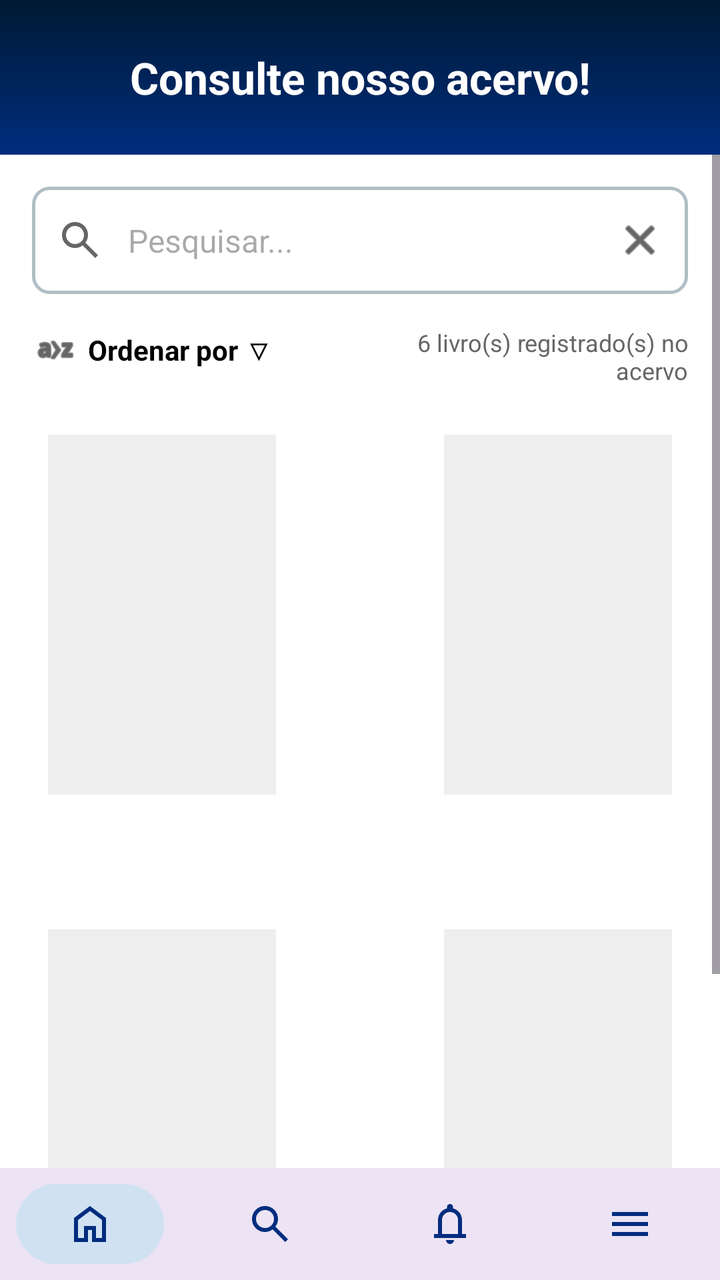
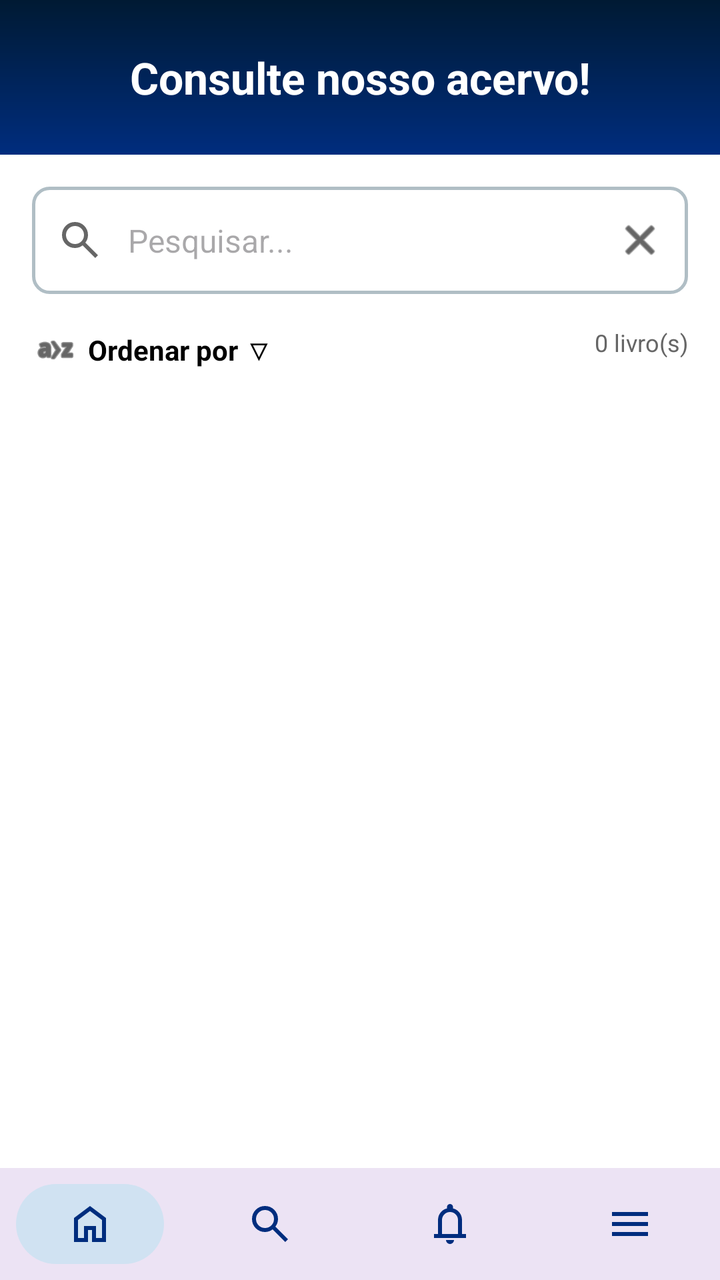

Two renders of the same Android screen: before a commit and after it. Below are the layout's source before the change and the commit's diff.
<!-- AndroidManifest.xml: application theme Theme.Bibliotecaapp -->
<!-- res/layout/tela_busca.xml -->
<?xml version="1.0" encoding="utf-8"?>
<LinearLayout xmlns:android="http://schemas.android.com/apk/res/android"
    xmlns:app="http://schemas.android.com/apk/res-auto"
    xmlns:tools="http://schemas.android.com/tools"
    android:id="@+id/main"
    android:layout_width="match_parent"
    android:layout_height="match_parent"
    android:orientation="vertical"
    android:background="#FFFFFF"
    tools:context=".BuscaActivity">

    
    <TextView
        android:id="@+id/txtTitulo"
        style="@style/AppHeader"
        android:text="Consulte nosso acervo!"/>

    
    <ScrollView
        android:layout_width="match_parent"
        android:layout_height="0dp"
        android:layout_weight="1">

        <LinearLayout
            android:layout_width="match_parent"
            android:layout_height="wrap_content"
            android:orientation="vertical"
            android:padding="16dp">

            
            <RelativeLayout
                android:layout_width="match_parent"
                android:layout_height="wrap_content"
                android:background="@drawable/background_campo_input"
                android:padding="4dp">

                <ImageView
                    android:id="@+id/ivSearchIcon"
                    android:layout_width="24dp"
                    android:layout_height="24dp"
                    android:layout_centerVertical="true"
                    android:layout_marginStart="8dp"
                    android:src="@drawable/ic_search"
                    app:tint="#666666" />

                <EditText
                    android:id="@+id/etPesquisa"
                    android:layout_width="match_parent"
                    android:layout_height="wrap_content"
                    android:layout_toEndOf="@id/ivSearchIcon"
                    android:layout_toStartOf="@+id/btnLimparPesquisa"
                    android:background="@android:color/transparent"
                    android:hint="Pesquisar..."
                    android:padding="12dp"
                    android:textSize="16sp" />

                <ImageView
                    android:id="@+id/btnLimparPesquisa"
                    android:layout_width="24dp"
                    android:layout_height="24dp"
                    android:layout_alignParentEnd="true"
                    android:layout_centerVertical="true"
                    android:layout_marginEnd="8dp"
                    android:src="@android:drawable/ic_menu_close_clear_cancel"
                    app:tint="#000000" />
            </RelativeLayout>

            
            <RelativeLayout
                android:layout_width="match_parent"
                android:layout_height="wrap_content"
                android:layout_marginTop="16dp">

                <LinearLayout
                    android:id="@+id/btnOrdenar"
                    android:layout_width="wrap_content"
                    android:layout_height="wrap_content"
                    android:orientation="horizontal"
                    android:gravity="center_vertical"
                    android:clickable="true"
                    android:focusable="true">

                    <ImageView
                        android:layout_width="24dp"
                        android:layout_height="24dp"
                        android:src="@android:drawable/ic_menu_sort_alphabetically"
                        app:tint="#000000" />

                    <TextView
                        android:layout_width="wrap_content"
                        android:layout_height="wrap_content"
                        android:layout_marginStart="4dp"
                        android:text="Ordenar por ▽"
                        android:textColor="#000000"
                        android:textStyle="bold" />
                </LinearLayout>

                <TextView
                    android:id="@+id/txtQtdLivros"
                    android:layout_width="wrap_content"
                    android:layout_height="wrap_content"
                    android:layout_alignParentEnd="true"
                    android:gravity="end"
                    android:text="6 livro(s) registrado(s) no\nacervo"
                    android:textSize="12sp"
                    android:textColor="#666666" />
            </RelativeLayout>

            
            <androidx.constraintlayout.widget.ConstraintLayout
                android:id="@+id/gridLivros"
                android:layout_width="match_parent"
                android:layout_height="wrap_content"
                android:layout_marginTop="16dp">

                <include android:id="@+id/item1" layout="@layout/item_livro" />
                <include android:id="@+id/item2" layout="@layout/item_livro" />
                <include android:id="@+id/item3" layout="@layout/item_livro" />
                <include android:id="@+id/item4" layout="@layout/item_livro" />

                <androidx.constraintlayout.helper.widget.Flow
                    android:layout_width="0dp"
                    android:layout_height="wrap_content"
                    app:layout_constraintTop_toTopOf="parent"
                    app:layout_constraintStart_toStartOf="parent"
                    app:layout_constraintEnd_toEndOf="parent"
                    app:constraint_referenced_ids="item1,item2,item3,item4"
                    app:flow_wrapMode="aligned"
                    app:flow_horizontalGap="8dp"
                    app:flow_verticalGap="16dp"
                    app:flow_maxElementsWrap="3"
                    app:flow_horizontalStyle="spread_inside" />

            </androidx.constraintlayout.widget.ConstraintLayout>

            
            <LinearLayout
                android:id="@+id/layoutSemResultados"
                android:layout_width="match_parent"
                android:layout_height="wrap_content"
                android:orientation="vertical"
                android:gravity="center"
                android:layout_marginTop="50dp"
                android:visibility="gone">

                <TextView
                    android:layout_width="wrap_content"
                    android:layout_height="wrap_content"
                    android:text=":("
                    android:textSize="80sp"
                    android:textColor="#999999"
                    android:rotation="90" />

                <TextView
                    android:id="@+id/txtMensagemErro"
                    android:layout_width="wrap_content"
                    android:layout_height="wrap_content"
                    android:layout_marginTop="16dp"
                    android:gravity="center"
                    android:text="Nenhum resultado encontrado para\n\&quot;...\&quot;"
                    android:textColor="#333333"
                    android:textSize="18sp"
                    android:fontFamily="cursive" />
            </LinearLayout>

        </LinearLayout>
    </ScrollView>

    
    <include layout="@layout/navbar_layout" />

</LinearLayout>
<!-- res/layout/item_livro.xml (included above) -->
<?xml version="1.0" encoding="utf-8"?>
<LinearLayout xmlns:android="http://schemas.android.com/apk/res/android"
    android:layout_width="130dp"
    android:layout_height="wrap_content"
    android:orientation="vertical"
    android:padding="8dp">
    <ImageView android:id="@+id/imgCapa" android:layout_width="match_parent" android:layout_height="180dp" android:scaleType="centerCrop" android:background="#EEE"/>
    <TextView
        android:id="@+id/txtTituloLivro"
        android:layout_width="match_parent"
        android:layout_height="wrap_content"
        android:ellipsize="end"
        android:gravity="center"
        android:maxLines="1"
        android:textStyle="bold" />

    <TextView
        android:id="@+id/txtAutor"
        android:layout_width="match_parent"
        android:layout_height="wrap_content"
        android:gravity="center"
        android:textSize="12sp" />
</LinearLayout>
<!-- res/layout/navbar_layout.xml (included above) -->
<?xml version="1.0" encoding="utf-8"?>
<com.google.android.material.bottomnavigation.BottomNavigationView
    xmlns:android="http://schemas.android.com/apk/res/android"
    xmlns:app="http://schemas.android.com/apk/res-auto"

    android:id="@+id/bottomNav"
    style="@style/NavBar"
    android:layout_width="match_parent"
    android:layout_height="wrap_content"

    app:menu="@menu/bottom_menu"/>
<!-- resources referenced by this layout -->
<resources>
  <!-- drawable background_campo_input (drawable) -->
  <?xml version="1.0" encoding="utf-8"?>
  <shape xmlns:android="http://schemas.android.com/apk/res/android"
      android:shape="rectangle">
  
      <solid android:color="#FFFFFF" />
  
      <stroke
          android:width="1.5dp"
          android:color="#B0BEC5" />
  
      <corners android:radius="8dp" />
  
  </shape>
  <!-- drawable ic_search (drawable) -->
  <vector xmlns:android="http://schemas.android.com/apk/res/android"
      android:width="24dp"
      android:height="24dp"
      android:viewportWidth="960"
      android:viewportHeight="960">
    <path
        android:pathData="M784,840 L532,588q-30,24 -69,38t-83,14q-109,0 -184.5,-75.5T120,380q0,-109 75.5,-184.5T380,120q109,0 184.5,75.5T640,380q0,44 -14,83t-38,69l252,252 -56,56ZM380,560q75,0 127.5,-52.5T560,380q0,-75 -52.5,-127.5T380,200q-75,0 -127.5,52.5T200,380q0,75 52.5,127.5T380,560Z"
        android:fillColor="#e3e3e3"/>
  </vector>
  <style name="AppHeader">
          <item name="android:layout_width">match_parent</item>
          <item name="android:layout_height">wrap_content</item>
          <item name="android:background">@drawable/background_header</item>
          <item name="android:gravity">center</item>
  
          
          <item name="android:paddingStart">24dp</item>
          <item name="android:paddingEnd">24dp</item>
  
          
          <item name="android:paddingTop">24dp</item>
          <item name="android:paddingBottom">24dp</item>
          <item name="android:minHeight">72dp</item>
  
          
          <item name="android:textColor">#FFFFFF</item>
          <item name="android:textSize">22sp</item>
          <item name="android:textStyle">bold</item>
      </style>
  <style name="NavBar" parent="Widget.MaterialComponents.BottomNavigationView">
          <item name="itemBackground">@drawable/nav_item_background</item>
          <item name="itemRippleColor">@android:color/transparent</item>
          <item name="itemIconTint">#002D7E</item>
          <item name="itemTextColor">@null</item>
          <item name="labelVisibilityMode">unlabeled</item>
      </style>
  <style name="Theme.Bibliotecaapp" parent="Base.Theme.Bibliotecaapp" />
  <!-- drawable background_header (drawable) -->
  <?xml version="1.0" encoding="utf-8"?>
  <shape xmlns:android="http://schemas.android.com/apk/res/android">
  
      <gradient
          android:type="linear"
          android:angle="270"
          android:startColor="#001A33"
          android:endColor="#002D7E" />
  
      <corners android:radius="0dp" />
  
  </shape>
  <!-- drawable nav_item_background (drawable) -->
  <?xml version="1.0" encoding="utf-8"?>
  <selector xmlns:android="http://schemas.android.com/apk/res/android">
  
      
      <item android:state_checked="true">
          <inset
              android:insetLeft="8dp"
              android:insetRight="8dp"
              android:insetTop="8dp"
              android:insetBottom="8dp">
  
              <shape android:shape="rectangle">
                  <solid android:color="#D0E2F2"/>
                  <corners android:radius="100dp"/>
              </shape>
  
          </inset>
      </item>
  
      
      <item>
          <color android:color="@android:color/transparent"/>
      </item>
  
  </selector>
  <style name="Base.Theme.Bibliotecaapp" parent="Theme.Material3.DayNight.NoActionBar">
          
          
      </style>
</resources>

<!-- the commit's change to res/layout/tela_busca.xml (unified diff, before → after) -->
@@ -13,186 +13,140 @@
     <TextView
         android:id="@+id/txtTitulo"
         style="@style/AppHeader"
-        android:text="Consulte nosso acervo!"/>
+        android:text="Consulte nosso acervo!" />
 
     
-    <ScrollView
+    <LinearLayout
         android:layout_width="match_parent"
         android:layout_height="0dp"
-        android:layout_weight="1">
+        android:layout_weight="1"
+        android:orientation="vertical"
+        android:padding="16dp">
 
-        <LinearLayout
+        
+        <RelativeLayout
             android:layout_width="match_parent"
             android:layout_height="wrap_content"
-            android:orientation="vertical"
-            android:padding="16dp">
+            android:background="@drawable/background_campo_input"
+            android:padding="4dp">
 
-            
-            <RelativeLayout
+            <ImageView
+                android:id="@+id/ivSearchIcon"
+                android:layout_width="24dp"
+                android:layout_height="24dp"
+                android:layout_centerVertical="true"
+                android:layout_marginStart="8dp"
+                android:src="@drawable/ic_search"
+                app:tint="#666666" />
+
+            <EditText
+                android:id="@+id/etPesquisa"
                 android:layout_width="match_parent"
                 android:layout_height="wrap_content"
-                android:background="@drawable/background_campo_input"
-                android:padding="4dp">
+                android:layout_toEndOf="@id/ivSearchIcon"
+                android:layout_toStartOf="@+id/btnLimparPesquisa"
+                android:background="@android:color/transparent"
+                android:hint="Pesquisar..."
+                android:padding="12dp"
+                android:textSize="16sp" />
+
+            <ImageView
+                android:id="@+id/btnLimparPesquisa"
+                android:layout_width="24dp"
+                android:layout_height="24dp"
+                android:layout_alignParentEnd="true"
+                android:layout_centerVertical="true"
+                android:layout_marginEnd="8dp"
+                android:src="@android:drawable/ic_menu_close_clear_cancel"
+                app:tint="#000000" />
+        </RelativeLayout>
+
+        
+        <RelativeLayout
+            android:layout_width="match_parent"
+            android:layout_height="wrap_content"
+            android:layout_marginTop="16dp">
+
+            <LinearLayout
+                android:id="@+id/btnOrdenar"
+                android:layout_width="wrap_content"
+                android:layout_height="wrap_content"
+                android:orientation="horizontal"
+                android:gravity="center_vertical"
+                android:clickable="true"
+                android:focusable="true">
 
                 <ImageView
-                    android:id="@+id/ivSearchIcon"
                     android:layout_width="24dp"
                     android:layout_height="24dp"
-                    android:layout_centerVertical="true"
-                    android:layout_marginStart="8dp"
-                    android:src="@drawable/ic_search"
-                    app:tint="#666666" />
-
-                <EditText
-                    android:id="@+id/etPesquisa"
-                    android:layout_width="match_parent"
-                    android:layout_height="wrap_content"
-                    android:layout_toEndOf="@id/ivSearchIcon"
-                    android:layout_toStartOf="@+id/btnLimparPesquisa"
-                    android:background="@android:color/transparent"
-                    android:hint="Pesquisar..."
-                    android:padding="12dp"
-                    android:textSize="16sp" />
-
-                <ImageView
-                    android:id="@+id/btnLimparPesquisa"
-                    android:layout_width="24dp"
-                    android:layout_height="24dp"
-                    android:layout_alignParentEnd="true"
-                    android:layout_centerVertical="true"
-                    android:layout_marginEnd="8dp"
-                    android:src="@android:drawable/ic_menu_close_clear_cancel"
+                    android:src="@android:drawable/ic_menu_sort_alphabetically"
                     app:tint="#000000" />
-            </RelativeLayout>
-
-            
-            <RelativeLayout
-                android:layout_width="match_parent"
-                android:layout_height="wrap_content"
-                android:layout_marginTop="16dp">
-
-                <LinearLayout
-                    android:id="@+id/btnOrdenar"
-                    android:layout_width="wrap_content"
-                    android:layout_height="wrap_content"
-                    android:orientation="horizontal"
-                    android:gravity="center_vertical"
-                    android:clickable="true"
-                    android:focusable="true">
-
-                    <ImageView
-                        android:layout_width="24dp"
-                        android:layout_height="24dp"
-                        android:src="@android:drawable/ic_menu_sort_alphabetically"
-                        app:tint="#000000" />
-
-                    <TextView
-                        android:layout_width="wrap_content"
-                        android:layout_height="wrap_content"
-                        android:layout_marginStart="4dp"
-                        android:text="Ordenar por ▽"
-                        android:textColor="#000000"
-                        android:textStyle="bold" />
-                </LinearLayout>
-
-                <TextView
-                    android:id="@+id/txtQtdLivros"
-                    android:layout_width="wrap_content"
-                    android:layout_height="wrap_content"
-                    android:layout_alignParentEnd="true"
-                    android:gravity="end"
-                    android:text="6 livro(s) registrado(s) no\nacervo"
-                    android:textSize="12sp"
-                    android:textColor="#666666" />
-            </RelativeLayout>
-
-            
-            <androidx.constraintlayout.widget.ConstraintLayout
-                android:id="@+id/gridLivros"
-                android:layout_width="match_parent"
-                android:layout_height="wrap_content"
-                android:layout_marginTop="16dp">
-
-                <include android:id="@+id/item1" layout="@layout/item_livro" />
-                <include android:id="@+id/item2" layout="@layout/item_livro" />
-                <include android:id="@+id/item3" layout="@layout/item_livro" />
-                <include android:id="@+id/item4" layout="@layout/item_livro" />
-
-                <androidx.constraintlayout.helper.widget.Flow
-                    android:layout_width="0dp"
-                    android:layout_height="wrap_content"
-                    app:layout_constraintTop_toTopOf="parent"
-                    app:layout_constraintStart_toStartOf="parent"
-                    app:layout_constraintEnd_toEndOf="parent"
-                    app:constraint_referenced_ids="item1,item2,item3,item4"
-                    app:flow_wrapMode="aligned"
-                    app:flow_horizontalGap="8dp"
-                    app:flow_verticalGap="16dp"
-                    app:flow_maxElementsWrap="3"
-                    app:flow_horizontalStyle="spread_inside" />
-
-            </androidx.constraintlayout.widget.ConstraintLayout>
-
-            
-            <LinearLayout
-                android:id="@+id/layoutSemResultados"
-                android:layout_width="match_parent"
-                android:layout_height="wrap_content"
-                android:orientation="vertical"
-                android:gravity="center"
-                android:layout_marginTop="50dp"
-                android:visibility="gone">
 
                 <TextView
                     android:layout_width="wrap_content"
                     android:layout_height="wrap_content"
-                    android:text=":("
-                    android:textSize="80sp"
-                    android:textColor="#999999"
-                    android:rotation="90" />
-
-                <TextView
-                    android:id="@+id/txtMensagemErro"
-                    android:layout_width="wrap_content"
-                    android:layout_height="wrap_content"
-                    android:layout_marginTop="16dp"
-                    android:gravity="center"
-                    android:text="Nenhum resultado encontrado para\n\&quot;...\&quot;"
-                    android:textColor="#333333"
-                    android:textSize="18sp"
-                    android:fontFamily="cursive" />
+                    android:layout_marginStart="4dp"
+                    android:text="Ordenar por ▽"
+                    android:textColor="#000000"
+                    android:textStyle="bold" />
             </LinearLayout>
 
+            <TextView
+                android:id="@+id/txtQtdLivros"
+                android:layout_width="wrap_content"
+                android:layout_height="wrap_content"
+                android:layout_alignParentEnd="true"
+                android:gravity="end"
+                android:text="0 livro(s)"
+                android:textSize="12sp"
+                android:textColor="#666666" />
+        </RelativeLayout>
+
+        
+        <androidx.recyclerview.widget.RecyclerView
+            android:id="@+id/rvLivros"
+            android:layout_width="match_parent"
+            android:layout_height="0dp"
+            android:layout_weight="1"
+            android:layout_marginTop="16dp"
+            android:clipToPadding="false"
+            android:paddingBottom="8dp" />
+
+        
+        <LinearLayout
+            android:id="@+id/layoutSemResultados"
+            android:layout_width="match_parent"
+            android:layout_height="wrap_content"
+            android:orientation="vertical"
+            android:gravity="center"
+            android:layout_marginTop="30dp"
+            android:visibility="gone">
+
+            <TextView
+                android:layout_width="wrap_content"
+                android:layout_height="wrap_content"
+                android:text=":("
+                android:textSize="80sp"
+                android:textColor="#999999"
+                android:rotation="90" />
+
+            <TextView
+                android:id="@+id/txtMensagemErro"
+                android:layout_width="wrap_content"
+                android:layout_height="wrap_content"
+                android:layout_marginTop="16dp"
+                android:gravity="center"
+                android:text="Nenhum resultado encontrado"
+                android:textColor="#333333"
+                android:textSize="18sp"
+                android:fontFamily="cursive" />
         </LinearLayout>
-    </ScrollView>
+
+    </LinearLayout>
 
     
     <include layout="@layout/navbar_layout" />
 
-</LinearLayout>
-<!-- res/layout/item_livro.xml (included above) -->
-<?xml version="1.0" encoding="utf-8"?>
-<LinearLayout xmlns:android="http://schemas.android.com/apk/res/android"
-    android:layout_width="130dp"
-    android:layout_height="wrap_content"
-    android:orientation="vertical"
-    android:padding="8dp">
-    <ImageView android:id="@+id/imgCapa" android:layout_width="match_parent" android:layout_height="180dp" android:scaleType="centerCrop" android:background="#EEE"/>
-    <TextView
-        android:id="@+id/txtTituloLivro"
-        android:layout_width="match_parent"
-        android:layout_height="wrap_content"
-        android:ellipsize="end"
-        android:gravity="center"
-        android:maxLines="1"
-        android:textStyle="bold" />
-
-    <TextView
-        android:id="@+id/txtAutor"
-        android:layout_width="match_parent"
-        android:layout_height="wrap_content"
-        android:gravity="center"
-        android:textSize="12sp" />
 </LinearLayout>
 <!-- res/layout/navbar_layout.xml (included above) -->
 <?xml version="1.0" encoding="utf-8"?>
